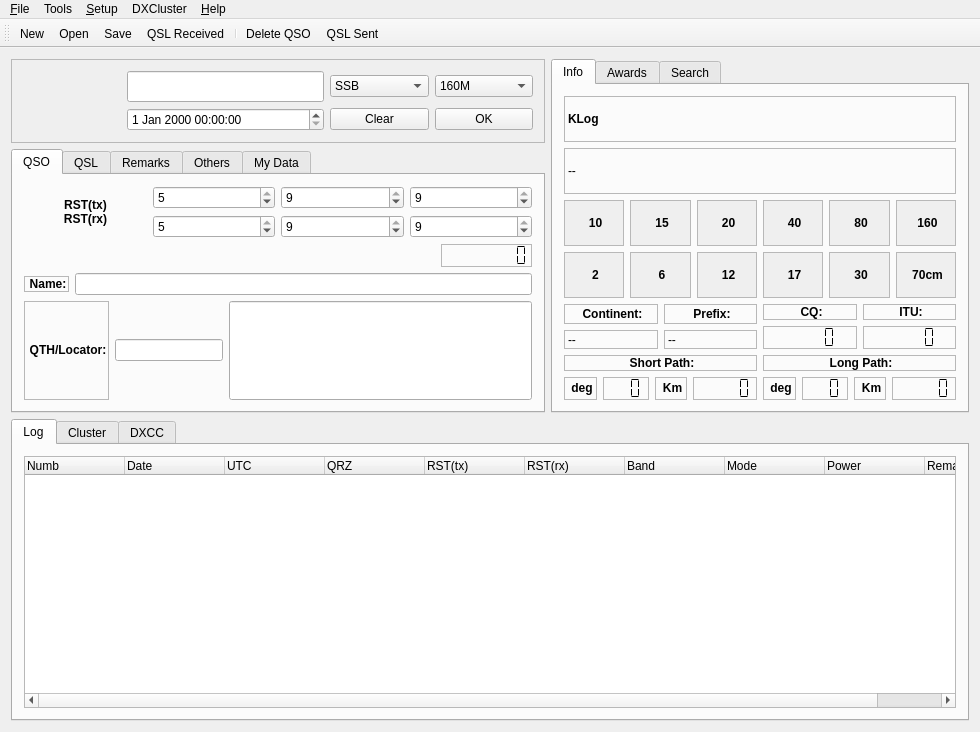
The window that src/klog.ui (dbasden/klog) describes before a commit, drawn with Qt 5.
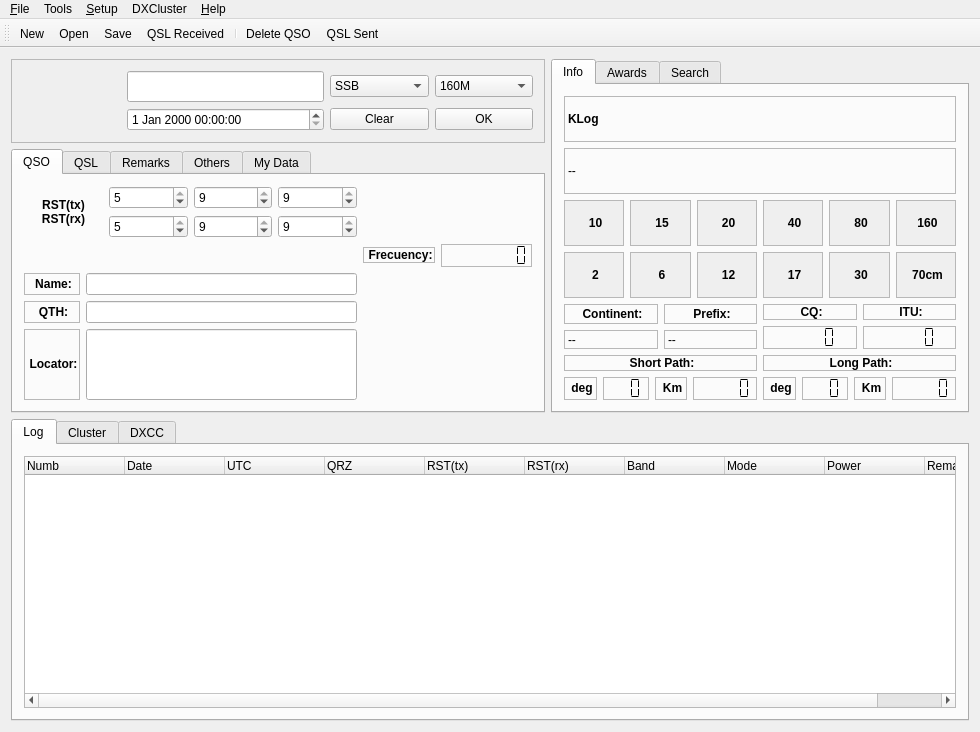
The same window after the commit. Icons and pictures are not drawn. Custom widgets are drawn as their Qt base class.

Commit message: Fixed the loop of slotKlogSetup/readConf and slotPreference. Minor klog.ui and setup.ui cosmetic fixes.

```diff
--- a/src/klog.ui
+++ b/src/klog.ui
@@ -1622,8 +1622,8 @@
          <attribute name="title">
           <string>QSO</string>
          </attribute>
-         <layout class="QGridLayout">
-          <item row="0" column="0" colspan="3">
+         <layout class="QGridLayout" name="gridLayout_9">
+          <item row="0" column="0">
            <layout class="QHBoxLayout">
             <item>
              <widget class="QLabel" name="textLabel1_2">
@@ -1736,68 +1736,135 @@
             </item>
            </layout>
           </item>
-          <item row="2" column="1" colspan="2">
-           <widget class="QLineEdit" name="namekLineEdit">
-            <property name="toolTip">
-             <string>DX's operator's name</string>
+          <item row="1" column="0">
+           <spacer name="horizontalSpacer">
+            <property name="orientation">
+             <enum>Qt::Horizontal</enum>
+            </property>
+            <property name="sizeHint" stdset="0">
+             <size>
+              <width>310</width>
+              <height>20</height>
+             </size>
+            </property>
+           </spacer>
+          </item>
+          <item row="1" column="1">
+           <widget class="QLabel" name="textLabel1_8_3">
+            <property name="sizePolicy">
+             <sizepolicy hsizetype="Fixed" vsizetype="Fixed">
+              <horstretch>0</horstretch>
+              <verstretch>0</verstretch>
+             </sizepolicy>
+            </property>
+            <property name="frameShape">
+             <enum>QFrame::StyledPanel</enum>
             </property>
             <property name="text">
-             <string/>
+             <string>&lt;!DOCTYPE HTML PUBLIC &quot;-//W3C//DTD HTML 4.0//EN&quot; &quot;http://www.w3.org/TR/REC-html40/strict.dtd&quot;&gt;
+&lt;html&gt;&lt;head&gt;&lt;meta name=&quot;qrichtext&quot; content=&quot;1&quot; /&gt;&lt;style type=&quot;text/css&quot;&gt;
+p, li { white-space: pre-wrap; }
+&lt;/style&gt;&lt;/head&gt;&lt;body style=&quot; font-family:'Sans Serif'; font-size:9pt; font-weight:400; font-style:normal;&quot;&gt;
+&lt;p align=&quot;center&quot; style=&quot; margin-top:12px; margin-bottom:12px; margin-left:0px; margin-right:0px; -qt-block-indent:0; text-indent:0px;&quot;&gt;&lt;span style=&quot; font-weight:600;&quot;&gt;Frecuency:&lt;/span&gt;&lt;/p&gt;&lt;/body&gt;&lt;/html&gt;</string>
             </property>
-            <property name="alignment">
-             <set>Qt::AlignCenter</set>
+            <property name="wordWrap">
+             <bool>false</bool>
+            </property>
+           </widget>
+          </item>
+          <item row="1" column="2">
+           <widget class="QLCDNumber" name="freqlCDNumber">
+            <property name="sizePolicy">
+             <sizepolicy hsizetype="Fixed" vsizetype="Fixed">
+              <horstretch>0</horstretch>
+              <verstretch>0</verstretch>
+             </sizepolicy>
+            </property>
+            <property name="toolTip">
+             <string>Shows the frecuency of the transceiver when hamlib is activated</string>
+            </property>
+            <property name="frameShape">
+             <enum>QFrame::StyledPanel</enum>
+            </property>
+            <property name="frameShadow">
+             <enum>QFrame::Raised</enum>
+            </property>
+            <property name="numDigits">
+             <number>8</number>
+            </property>
+            <property name="segmentStyle">
+             <enum>QLCDNumber::Flat</enum>
             </property>
            </widget>
           </item>
           <item row="2" column="0">
-           <widget class="QLabel" name="textLabel1_8_2">
-            <property name="sizePolicy">
-             <sizepolicy hsizetype="Fixed" vsizetype="Fixed">
-              <horstretch>0</horstretch>
-              <verstretch>0</verstretch>
-             </sizepolicy>
-            </property>
-            <property name="frameShape">
-             <enum>QFrame::StyledPanel</enum>
-            </property>
-            <property name="text">
-             <string>&lt;p align=&quot;center&quot;&gt;&lt;b&gt;Name:&lt;/b&gt;&lt;/p&gt;</string>
-            </property>
-            <property name="wordWrap">
-             <bool>false</bool>
-            </property>
-           </widget>
-          </item>
-          <item row="3" column="0" colspan="3">
-           <layout class="QHBoxLayout">
-            <item>
+           <layout class="QGridLayout" name="gridLayout_8">
+            <item row="0" column="0">
+             <widget class="QLabel" name="textLabel1_8_2">
+              <property name="frameShape">
+               <enum>QFrame::StyledPanel</enum>
+              </property>
+              <property name="text">
+               <string>&lt;p align=&quot;center&quot;&gt;&lt;b&gt;Name:&lt;/b&gt;&lt;/p&gt;</string>
+              </property>
+              <property name="wordWrap">
+               <bool>false</bool>
+              </property>
+             </widget>
+            </item>
+            <item row="0" column="1">
+             <widget class="QLineEdit" name="namekLineEdit">
+              <property name="toolTip">
+               <string>DX's operator's name</string>
+              </property>
+              <property name="text">
+               <string/>
+              </property>
+             </widget>
+            </item>
+            <item row="1" column="0">
              <widget class="QLabel" name="textLabel2_6_2">
               <property name="frameShape">
                <enum>QFrame::StyledPanel</enum>
               </property>
               <property name="text">
-               <string>&lt;p align=&quot;center&quot;&gt;&lt;b&gt;QTH/Locator:&lt;/b&gt;&lt;/p&gt;</string>
+               <string>&lt;!DOCTYPE HTML PUBLIC &quot;-//W3C//DTD HTML 4.0//EN&quot; &quot;http://www.w3.org/TR/REC-html40/strict.dtd&quot;&gt;
+&lt;html&gt;&lt;head&gt;&lt;meta name=&quot;qrichtext&quot; content=&quot;1&quot; /&gt;&lt;style type=&quot;text/css&quot;&gt;
+p, li { white-space: pre-wrap; }
+&lt;/style&gt;&lt;/head&gt;&lt;body style=&quot; font-family:'Sans Serif'; font-size:9pt; font-weight:400; font-style:normal;&quot;&gt;
+&lt;p align=&quot;center&quot; style=&quot; margin-top:12px; margin-bottom:12px; margin-left:0px; margin-right:0px; -qt-block-indent:0; text-indent:0px;&quot;&gt;&lt;span style=&quot; font-weight:600;&quot;&gt;QTH:&lt;/span&gt;&lt;/p&gt;&lt;/body&gt;&lt;/html&gt;</string>
               </property>
               <property name="wordWrap">
                <bool>false</bool>
               </property>
              </widget>
             </item>
-            <item>
+            <item row="1" column="1">
              <widget class="QLineEdit" name="qthkLineEdit">
               <property name="toolTip">
                <string>DX's QTH (City, town)</string>
               </property>
              </widget>
             </item>
-            <item>
+            <item row="2" column="0">
+             <widget class="QLabel" name="textLabel2_6_3">
+              <property name="frameShape">
+               <enum>QFrame::StyledPanel</enum>
+              </property>
+              <property name="text">
+               <string>&lt;!DOCTYPE HTML PUBLIC &quot;-//W3C//DTD HTML 4.0//EN&quot; &quot;http://www.w3.org/TR/REC-html40/strict.dtd&quot;&gt;
+&lt;html&gt;&lt;head&gt;&lt;meta name=&quot;qrichtext&quot; content=&quot;1&quot; /&gt;&lt;style type=&quot;text/css&quot;&gt;
+p, li { white-space: pre-wrap; }
+&lt;/style&gt;&lt;/head&gt;&lt;body style=&quot; font-family:'Sans Serif'; font-size:9pt; font-weight:400; font-style:normal;&quot;&gt;
+&lt;p align=&quot;center&quot; style=&quot; margin-top:12px; margin-bottom:12px; margin-left:0px; margin-right:0px; -qt-block-indent:0; text-indent:0px;&quot;&gt;&lt;span style=&quot; font-weight:600;&quot;&gt;Locator:&lt;/span&gt;&lt;/p&gt;&lt;/body&gt;&lt;/html&gt;</string>
+              </property>
+              <property name="wordWrap">
+               <bool>false</bool>
+              </property>
+             </widget>
+            </item>
+            <item row="2" column="1">
              <widget class="QLineEdit" name="locatorLineEdit">
-              <property name="sizePolicy">
-               <sizepolicy hsizetype="Fixed" vsizetype="Fixed">
-                <horstretch>6</horstretch>
-                <verstretch>0</verstretch>
-               </sizepolicy>
-              </property>
               <property name="maximumSize">
                <size>
                 <width>32767</width>
@@ -1814,31 +1881,6 @@
             </item>
            </layout>
           </item>
-          <item row="1" column="2">
-           <widget class="QLCDNumber" name="freqlCDNumber">
-            <property name="sizePolicy">
-             <sizepolicy hsizetype="Fixed" vsizetype="Fixed">
-              <horstretch>0</horstretch>
-              <verstretch>0</verstretch>
-             </sizepolicy>
-            </property>
-            <property name="toolTip">
-             <string>Shows the frecuency of the transceiver when hamlib is activated</string>
-            </property>
-            <property name="frameShape">
-             <enum>QFrame::StyledPanel</enum>
-            </property>
-            <property name="frameShadow">
-             <enum>QFrame::Raised</enum>
-            </property>
-            <property name="numDigits">
-             <number>8</number>
-            </property>
-            <property name="segmentStyle">
-             <enum>QLCDNumber::Flat</enum>
-            </property>
-           </widget>
-          </item>
          </layout>
         </widget>
         <widget class="QWidget" name="qsl">
```
Left out of the diff: 16 changed lines with no effect on the pictures. The commit also changes 3 other files.
